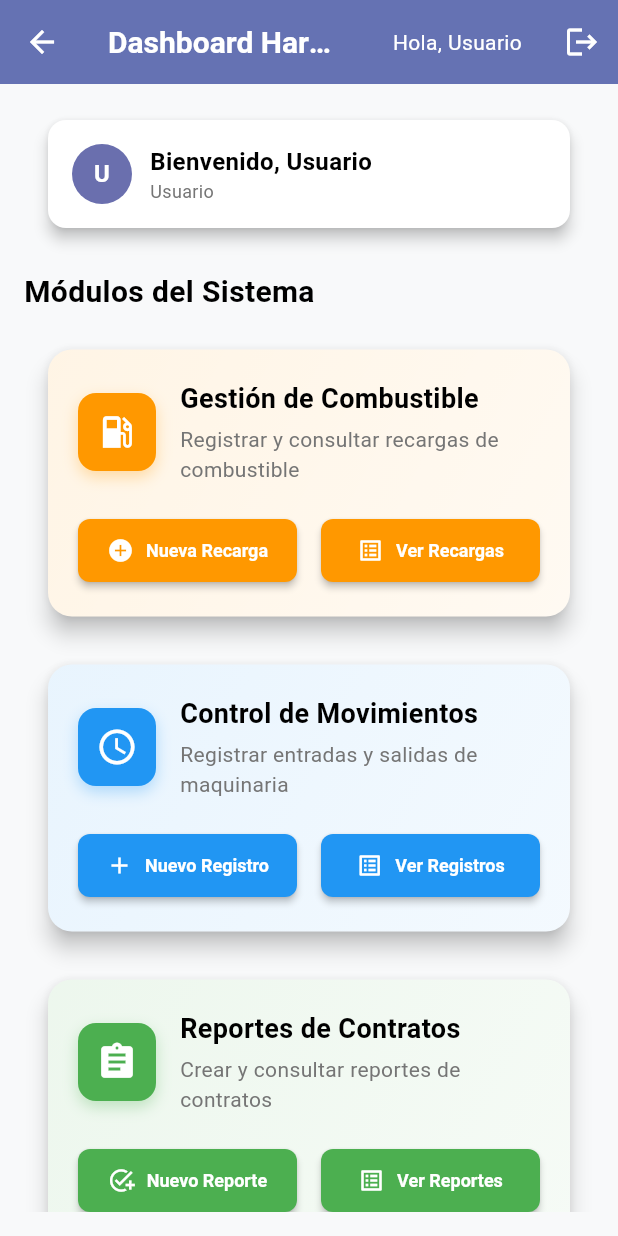
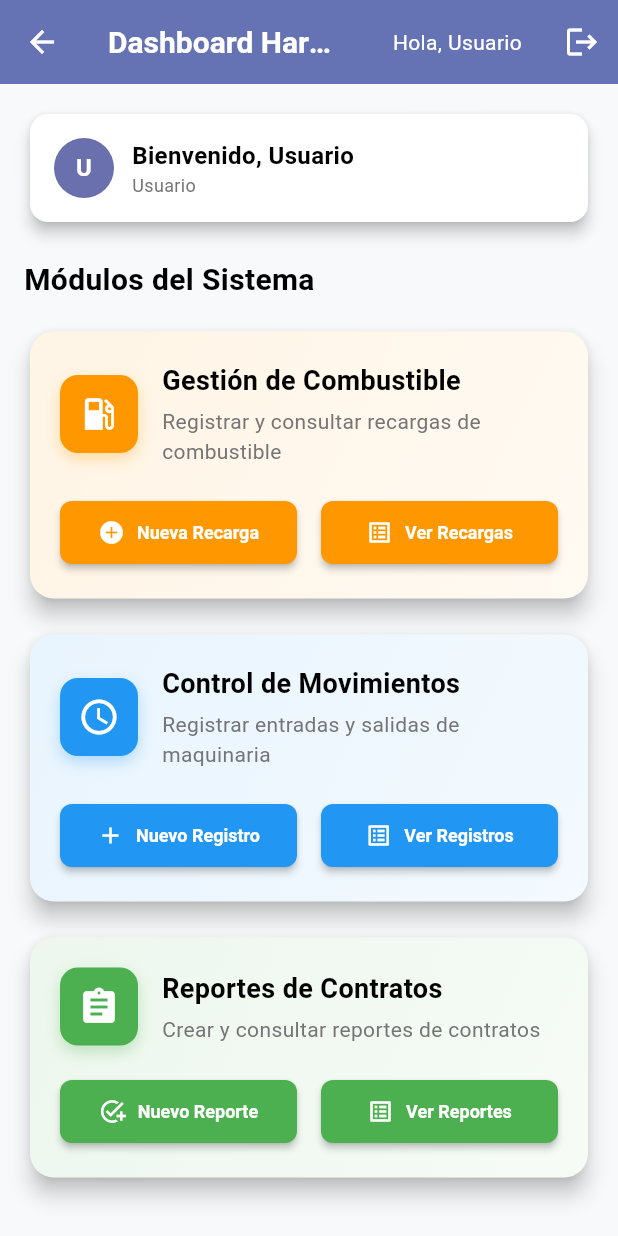
Before and after one commit to pdunstan-harcha/HarchaMAq-Frontend, a Flutter app: the DashboardScreen screen opened directly with empty values, on a phone screen of 412 x 824 dp. Run offline on Flutter 3.47's test engine with Material 3 defaults, Android fonts, the phone set to English and light mode, and no system bars; our stand-ins replace flutter_secure_storage, image_picker, logger; accounts and stored records are empty; network calls fail.

Commit message:
refactor: eliminar configuración de cardTheme en el tema de Harcha

```diff
--- a/lib/main.dart
+++ b/lib/main.dart
@@ -87,12 +87,7 @@ final ThemeData harchaTheme = ThemeData(
     onSecondary: Colors.white,
     error: Colors.red,
   ),
-  cardTheme: CardThemeData(
-    color: Colors.white,
-    elevation: 3,
-    margin: const EdgeInsets.symmetric(vertical: 8, horizontal: 16),
-    shape: RoundedRectangleBorder(borderRadius: BorderRadius.circular(12)),
-  ),
+  // cardTheme configurado por defecto
   elevatedButtonTheme: ElevatedButtonThemeData(
     style: ElevatedButton.styleFrom(
       backgroundColor: harchaBlue,
```
